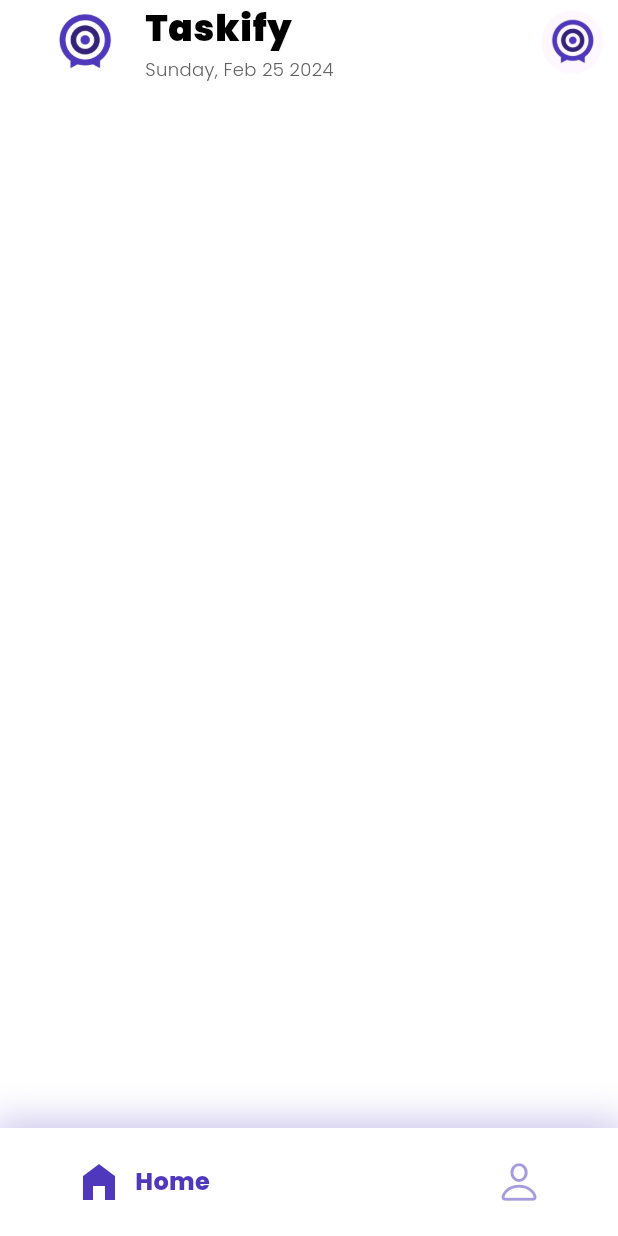
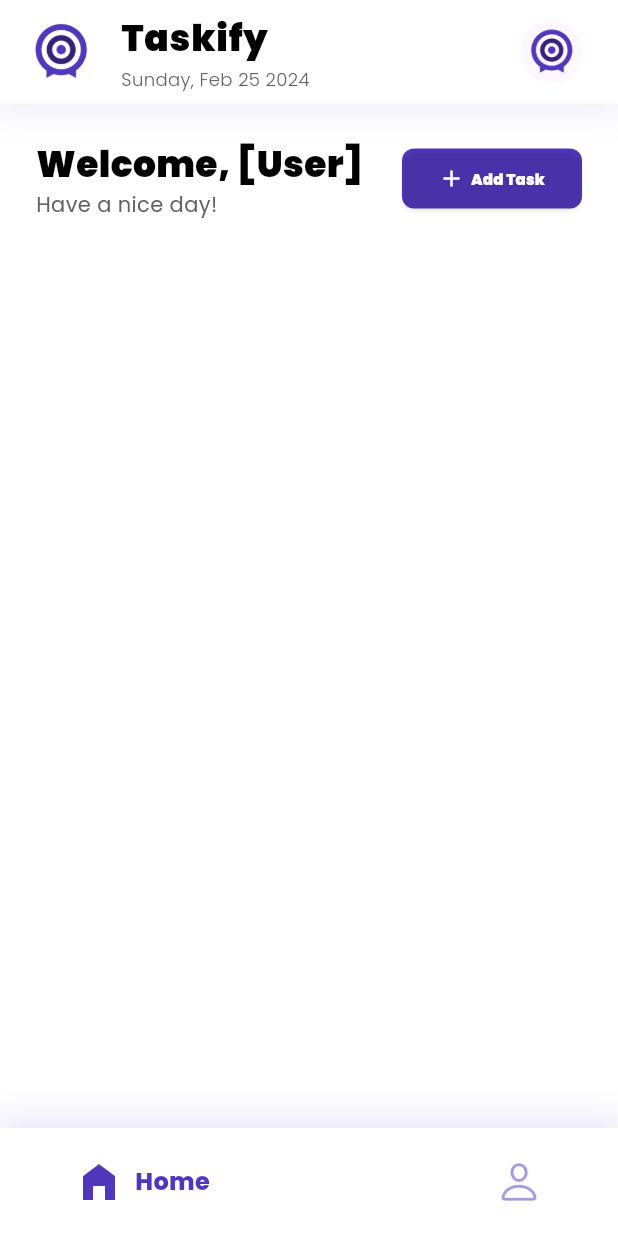
Before and after one commit to restuaar/taskify-ristek, a Flutter app: the screen it shows after launch, on a phone screen of 412 x 824 dp. Run offline on Flutter 3.47's test engine with Material 3 defaults, Android fonts, the phone set to English and light mode, and no system bars; drawn by our look-alikes of google_nav_bar; our stand-ins replace google_fonts.

Commit message:
feat: button to page add task

```diff
--- a/lib/home/home.dart
+++ b/lib/home/home.dart
@@ -40,7 +40,7 @@ class _HomeState extends State<Home> {
           decoration: BoxDecoration(
             boxShadow: [
               BoxShadow(
-                color: primaryColour.withOpacity(0.3),
+                color: primaryColour.withOpacity(0.15),
                 spreadRadius: 5,
                 blurRadius: 20,
               )
--- a/lib/home/pages/homepage.dart
+++ b/lib/home/pages/homepage.dart
@@ -1,8 +1,11 @@
-// ignore_for_file: prefer_const_constructors
+// ignore_for_file: prefer_const_constructors, prefer_const_literals_to_create_immutables
+
+import 'dart:math';
 
 import 'package:flutter/material.dart';
 import 'package:taskify/home/widgets/appbar.dart';
 import 'package:taskify/shared/shared.dart';
+import 'package:taskify/todolist/pages/add_todo.dart';
 
 class HomePage extends StatefulWidget {
   const HomePage({super.key});
@@ -12,11 +15,101 @@ class HomePage extends StatefulWidget {
 }
 
 class _HomePageState extends State<HomePage> {
+  final List<String> _welcomeMessages = [
+    "Stay organized today!",
+    "Ready to prioritize tasks?",
+    "Stay productive today!",
+    "Time for productivity.",
+    "Have a nice day!",
+    "Let's tackle tasks."
+  ];
+
+  String getMessageRandom() {
+    final random = Random();
+    final index = random.nextInt(_welcomeMessages.length);
+    return _welcomeMessages[index];
+  }
+
   @override
   Widget build(BuildContext context) {
     return Scaffold(
       backgroundColor: backgroundColour,
       appBar: MyAppBar.buildAppBar(),
+      body: SingleChildScrollView(
+        child: Padding(
+          padding: EdgeInsets.symmetric(horizontal: 24),
+          child: Column(
+            children: [
+              SizedBox(height: 12),
+              Row(
+                mainAxisAlignment: MainAxisAlignment.spaceBetween,
+                crossAxisAlignment: CrossAxisAlignment.center,
+                children: [
+                  Column(
+                    crossAxisAlignment: CrossAxisAlignment.start,
+                    children: [
+                      Text(
+                        'Welcome, [User]',
+                        style: defaultText.copyWith(
+                          fontSize: 24,
+                          fontWeight: FontWeight.w900,
+                        ),
+                      ),
+                      Text(
+                        getMessageRandom(),
+                        style: defaultText.copyWith(
+                          fontSize: 14,
+                          fontWeight: FontWeight.w400,
+                          color: Colors.grey.shade700,
+                        ),
+                      ),
+                    ],
+                  ),
+                  Container(
+                    height: 40,
+                    width: 120,
+                    decoration: BoxDecoration(
+                      borderRadius: BorderRadius.circular(8),
+                      color: primaryColour,
+                    ),
+                    child: ElevatedButton(
+                      onPressed: () {
+                        Navigator.push(
+                          context,
+                          MaterialPageRoute(
+                            builder: (context) => AddTask(),
+                          ),
+                        );
+                      },
+                      style: ElevatedButton.styleFrom(
+                        backgroundColor: Colors.transparent,
+                        shadowColor: Colors.black38,
+                        shape: RoundedRectangleBorder(
+                          borderRadius: BorderRadius.circular(8),
+                        ),
+                      ),
+                      child: Row(
+                        children: [
+                          Icon(Icons.add, color: backgroundColour, size: 18),
+                          SizedBox(width: 4),
+                          Text(
+                            "Add Task",
+                            style: defaultText.copyWith(
+                              fontSize: 10,
+                              fontWeight: FontWeight.w900,
+                              color: backgroundColour,
+                            ),
+                          ),
+                        ],
+                      ),
+                    ),
+                  ),
+                ],
+              )
+            ],
+          ),
+        ),
+      ),
     );
   }
 }
--- a/lib/home/widgets/appbar.dart
+++ b/lib/home/widgets/appbar.dart
@@ -8,9 +8,21 @@ class MyAppBar {
     DateTime date = DateTime(now.year, now.month, now.day);
     String formattedDate = DateFormat('EEEE, MMM d y').format(date);
     return AppBar(
+      toolbarHeight: 80,
       backgroundColor: backgroundColour,
       elevation: 0,
-      title: ListTile(
+      flexibleSpace: Container(
+        decoration: BoxDecoration(
+          boxShadow: [
+            BoxShadow(
+              color: primaryColour.withOpacity(0.1),
+              spreadRadius: 5,
+              blurRadius: 20,
+            )
+          ],
+          color: backgroundColour,
+        ),
+        child: ListTile(
           leading: ClipRRect(
             borderRadius: BorderRadius.circular(20),
             child: Image.asset(
@@ -30,13 +42,10 @@ class MyAppBar {
             style: defaultText.copyWith(
               fontSize: 12,
               fontWeight: FontWeight.w300,
-              color: Colors.grey.shade700),
+              color: Colors.grey.shade700,
             ),
           ),
-      actions: [
-        Padding(
-          padding: const EdgeInsets.only(right: 10.0),
-          child: ClipRRect(
+          trailing: ClipRRect(
             borderRadius: BorderRadius.circular(50),
             child: Material(
               child: InkWell(
@@ -51,8 +60,9 @@ class MyAppBar {
               ),
             ),
           ),
-        )
-      ],
+        ),
+      ),
+      actions: const [SizedBox(width: 1)],
     );
   }
 }
```
Also changed, not shown: lib/shared/shared.dart (+8 -0 lines), lib/todolist/pages/add_todo.dart (added, +95 -0 lines). Lines whose indentation alone changed are shown as unchanged.
